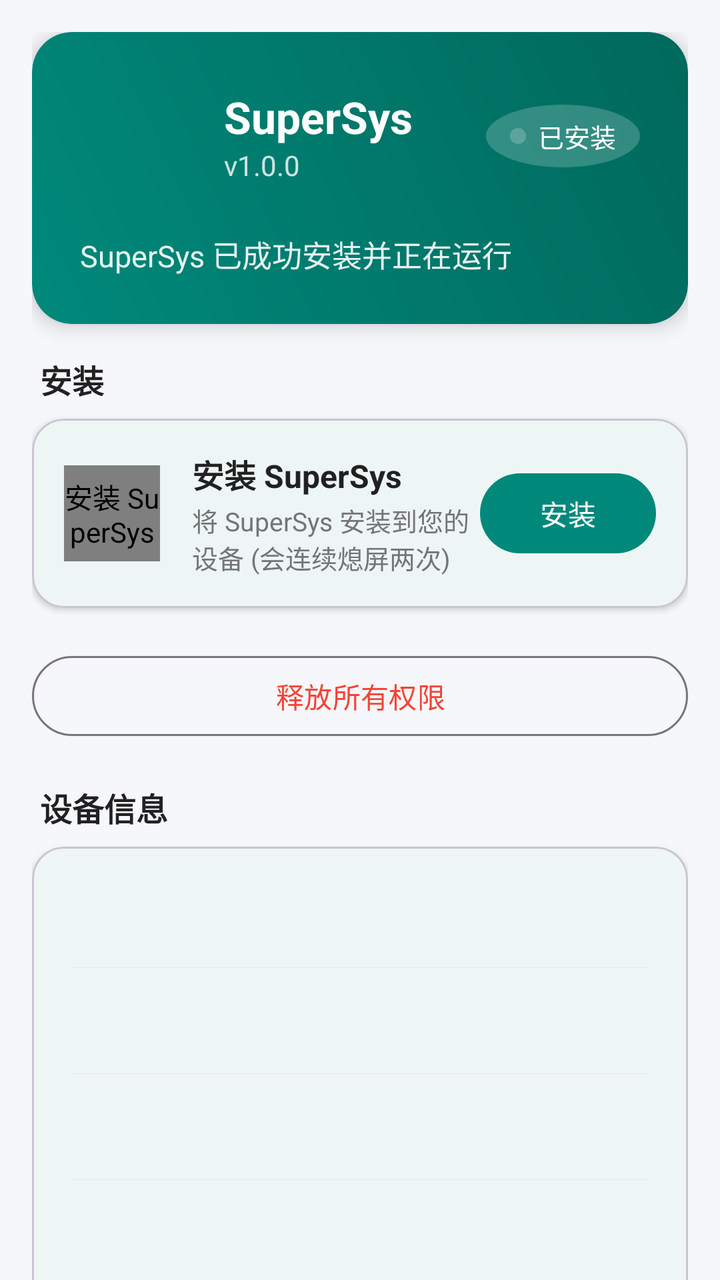
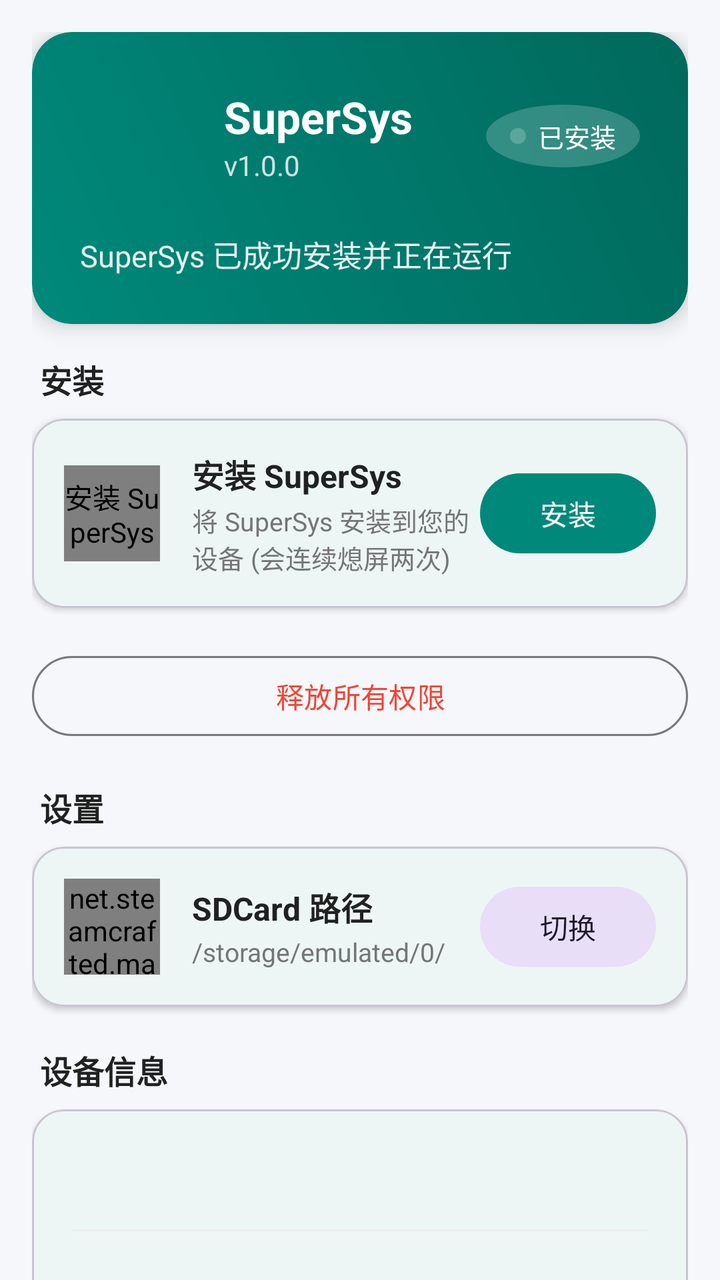

Screens rendered from an Android XML layout before and after an edit, with the pre-edit source and the edit as a unified diff.
<!-- AndroidManifest.xml: application theme Theme.SuperSys -->
<!-- res/layout/fragment_home.xml -->
<?xml version="1.0" encoding="utf-8"?>
<ScrollView xmlns:android="http://schemas.android.com/apk/res/android"
    xmlns:app="http://schemas.android.com/apk/res-auto"
    android:layout_width="match_parent"
    android:layout_height="match_parent"
    android:background="?android:attr/colorBackground"
    android:fillViewport="true"
    android:scrollbars="none">

    <LinearLayout
        android:layout_width="match_parent"
        android:layout_height="wrap_content"
        android:orientation="vertical"
        android:padding="16dp">

        
        <com.google.android.material.card.MaterialCardView
            android:id="@+id/card_status"
            android:layout_width="match_parent"
            android:layout_height="wrap_content"
            android:layout_marginBottom="16dp"
            app:cardCornerRadius="20dp"
            app:cardElevation="6dp"
            app:strokeWidth="0dp"
            app:cardPreventCornerOverlap="false">

            <LinearLayout
                android:layout_width="match_parent"
                android:layout_height="wrap_content"
                android:orientation="vertical"
                android:background="@drawable/bg_install_card"
                android:padding="24dp">

                <LinearLayout
                    android:layout_width="match_parent"
                    android:layout_height="wrap_content"
                    android:orientation="horizontal"
                    android:gravity="center_vertical">

                    <ImageView
                        android:layout_width="56dp"
                        android:layout_height="56dp"
                        android:src="@mipmap/ic_launcher"
                        android:contentDescription="@string/app_name" />

                    <LinearLayout
                        android:layout_width="0dp"
                        android:layout_height="wrap_content"
                        android:layout_weight="1"
                        android:layout_marginStart="16dp"
                        android:orientation="vertical">

                        <TextView
                            android:layout_width="wrap_content"
                            android:layout_height="wrap_content"
                            android:text="@string/app_name"
                            android:textColor="@color/white"
                            android:textSize="22sp"
                            android:textStyle="bold" />

                        <TextView
                            android:id="@+id/tv_status_version"
                            android:layout_width="wrap_content"
                            android:layout_height="wrap_content"
                            android:text="@string/home_version_value"
                            android:textColor="#CCFFFFFF"
                            android:textSize="14sp" />
                    </LinearLayout>

                    <LinearLayout
                        android:layout_width="wrap_content"
                        android:layout_height="wrap_content"
                        android:orientation="horizontal"
                        android:gravity="center_vertical"
                        android:background="@drawable/bg_status_badge"
                        android:paddingHorizontal="12dp"
                        android:paddingVertical="6dp">

                        <View
                            android:id="@+id/dot_status"
                            android:layout_width="8dp"
                            android:layout_height="8dp"
                            android:background="@drawable/bg_status_badge" />

                        <TextView
                            android:id="@+id/tv_status_badge"
                            android:layout_width="wrap_content"
                            android:layout_height="wrap_content"
                            android:layout_marginStart="6dp"
                            android:text="@string/home_status_installed"
                            android:textColor="@color/white"
                            android:textSize="13sp" />
                    </LinearLayout>
                </LinearLayout>

                <TextView
                    android:id="@+id/tv_status_message"
                    android:layout_width="match_parent"
                    android:layout_height="wrap_content"
                    android:layout_marginTop="20dp"
                    android:text="SuperSys 已成功安装并正在运行"
                    android:textColor="#E6FFFFFF"
                    android:textSize="15sp" />
            </LinearLayout>
        </com.google.android.material.card.MaterialCardView>

        
        <TextView
            android:layout_width="wrap_content"
            android:layout_height="wrap_content"
            android:layout_marginStart="4dp"
            android:layout_marginBottom="8dp"
            android:text="安装"
            android:textColor="@color/text_primary"
            android:textSize="16sp"
            android:textStyle="bold" />

        <com.google.android.material.card.MaterialCardView
            android:id="@+id/card_install"
            android:layout_width="match_parent"
            android:layout_height="wrap_content"
            android:layout_marginBottom="20dp"
            app:cardCornerRadius="16dp"
            app:cardElevation="2dp"
            app:cardPreventCornerOverlap="false"
            android:focusable="true"
            android:clickable="true">

            <LinearLayout
                android:layout_width="match_parent"
                android:layout_height="wrap_content"
                android:orientation="horizontal"
                android:gravity="center_vertical"
                android:padding="16dp">

                <net.steamcrafted.materialiconlib.MaterialIconView
                    android:layout_width="48dp"
                    android:layout_height="48dp"
                    app:materialIcon="download"
                    app:materialIconColor="@color/primary"
                    app:materialIconSize="32dp"
                    android:scaleType="center"
                    android:contentDescription="@string/home_install_title" />

                <LinearLayout
                    android:layout_width="0dp"
                    android:layout_height="wrap_content"
                    android:layout_weight="1"
                    android:layout_marginStart="16dp"
                    android:orientation="vertical">

                    <TextView
                        android:layout_width="wrap_content"
                        android:layout_height="wrap_content"
                        android:text="@string/home_install_title"
                        android:textColor="@color/text_primary"
                        android:textSize="16sp"
                        android:textStyle="bold" />

                    <TextView
                        android:layout_width="wrap_content"
                        android:layout_height="wrap_content"
                        android:layout_marginTop="2dp"
                        android:text="@string/home_install_subtitle"
                        android:textColor="@color/text_secondary"
                        android:textSize="13sp" />
                </LinearLayout>

                <com.google.android.material.button.MaterialButton
                    android:id="@+id/btn_install"
                    android:layout_width="wrap_content"
                    android:layout_height="wrap_content"
                    android:text="@string/home_install_btn" />
            </LinearLayout>
        </com.google.android.material.card.MaterialCardView>

        
        <com.google.android.material.button.MaterialButton
            android:id="@+id/btn_revoke_permissions"
            style="@style/Widget.Material3.Button.OutlinedButton"
            android:layout_width="match_parent"
            android:layout_height="wrap_content"
            android:layout_marginBottom="20dp"
            android:text="释放所有权限"
            android:textColor="@color/status_error" />

        
        <TextView
            android:layout_width="wrap_content"
            android:layout_height="wrap_content"
            android:layout_marginStart="4dp"
            android:layout_marginBottom="8dp"
            android:text="@string/home_info_title"
            android:textColor="@color/text_primary"
            android:textSize="16sp"
            android:textStyle="bold" />

        <com.google.android.material.card.MaterialCardView
            android:layout_width="match_parent"
            android:layout_height="wrap_content"
            app:cardCornerRadius="16dp"
            app:cardElevation="2dp"
            app:cardPreventCornerOverlap="false">

            <LinearLayout
                android:layout_width="match_parent"
                android:layout_height="wrap_content"
                android:orientation="vertical"
                android:padding="8dp">

                <include layout="@layout/item_info"
                    android:id="@+id/info_supersys" />

                <View
                    android:layout_width="match_parent"
                    android:layout_height="1dp"
                    android:layout_marginHorizontal="12dp"
                    android:background="@color/divider" />

                <include layout="@layout/item_info"
                    android:id="@+id/info_android" />

                <View
                    android:layout_width="match_parent"
                    android:layout_height="1dp"
                    android:layout_marginHorizontal="12dp"
                    android:background="@color/divider" />

                <include layout="@layout/item_info"
                    android:id="@+id/info_device" />

                <View
                    android:layout_width="match_parent"
                    android:layout_height="1dp"
                    android:layout_marginHorizontal="12dp"
                    android:background="@color/divider" />

                <include layout="@layout/item_info"
                    android:id="@+id/info_patch" />

                <View
                    android:layout_width="match_parent"
                    android:layout_height="1dp"
                    android:layout_marginHorizontal="12dp"
                    android:background="@color/divider" />

                <include layout="@layout/item_info"
                    android:id="@+id/info_startanywhere" />

            </LinearLayout>
        </com.google.android.material.card.MaterialCardView>

    </LinearLayout>
</ScrollView>
<!-- res/layout/item_info.xml (included above) -->
<?xml version="1.0" encoding="utf-8"?>
<LinearLayout xmlns:android="http://schemas.android.com/apk/res/android"
    xmlns:app="http://schemas.android.com/apk/res-auto"
    android:layout_width="match_parent"
    android:layout_height="wrap_content"
    android:orientation="horizontal"
    android:gravity="center_vertical"
    android:padding="12dp">

    <ImageView
        android:id="@+id/iv_info_icon"
        android:layout_width="28dp"
        android:layout_height="28dp"
        android:contentDescription="info"
        app:tint="@color/primary" />

    <TextView
        android:id="@+id/tv_info_label"
        android:layout_width="0dp"
        android:layout_height="wrap_content"
        android:layout_weight="1"
        android:layout_marginStart="16dp"
        android:textColor="@color/text_primary"
        android:textSize="15sp" />

    <TextView
        android:id="@+id/tv_info_value"
        android:layout_width="wrap_content"
        android:layout_height="wrap_content"
        android:textColor="@color/text_secondary"
        android:textSize="14sp" />

</LinearLayout>
<!-- resources referenced by this layout -->
<resources>
  <color name="divider">#EEEEEE</color>
  <color name="primary">#00897B</color>
  <color name="status_error">#F44336</color>
  <color name="text_primary">#212121</color>
  <color name="text_secondary">#757575</color>
  <color name="white">#FFFFFF</color>
  <!-- drawable bg_install_card (drawable) -->
  <?xml version="1.0" encoding="utf-8"?>
  <shape xmlns:android="http://schemas.android.com/apk/res/android"
      android:shape="rectangle">
      <gradient
          android:startColor="#00897B"
          android:endColor="#00695C"
          android:angle="45" />
      <corners android:radius="20dp" />
  </shape>
  <!-- drawable bg_status_badge (drawable) -->
  <?xml version="1.0" encoding="utf-8"?>
  <shape xmlns:android="http://schemas.android.com/apk/res/android"
      android:shape="oval">
      <solid android:color="#33FFFFFF" />
  </shape>
  <!-- mipmap ic_launcher (mipmap-anydpi-v26) -->
  <?xml version="1.0" encoding="utf-8"?>
  <adaptive-icon xmlns:android="http://schemas.android.com/apk/res/android">
      <background android:drawable="@drawable/ic_launcher_background" />
      <foreground android:drawable="@mipmap/ic_launcher_foreground" />
      <monochrome android:drawable="@drawable/ic_launcher_foreground" />
  </adaptive-icon>
  <string name="app_name">SuperSys</string>
  <string name="home_info_title">设备信息</string>
  <string name="home_install_btn">安装</string>
  <string name="home_install_subtitle">将 SuperSys 安装到您的设备 (会连续熄屏两次)</string>
  <string name="home_install_title">安装 SuperSys</string>
  <string name="home_status_installed">已安装</string>
  <string name="home_version_value">v1.0.0</string>
  <style name="Theme.SuperSys" parent="Theme.Material3.DayNight.NoActionBar">
          <item name="colorPrimary">@color/primary</item>
          <item name="colorPrimaryVariant">@color/primary_dark</item>
          <item name="colorOnPrimary">@color/white</item>
          <item name="colorSecondary">@color/accent</item>
          <item name="colorOnSecondary">@color/white</item>
          <item name="colorSurface">@color/bg_card</item>
          <item name="colorOnSurface">@color/text_primary</item>
          <item name="android:colorBackground">@color/bg_page</item>
          <item name="colorOnError">@color/status_error</item>
          <item name="android:statusBarColor" tools:targetApi="l">@color/primary_dark</item>
          <item name="android:windowLightStatusBar" tools:targetApi="m">false</item>
      </style>
  <!-- drawable ic_launcher_background (drawable) -->
  <?xml version="1.0" encoding="utf-8"?>
  <shape xmlns:android="http://schemas.android.com/apk/res/android"
      android:shape="rectangle">
      <solid android:color="@color/primary" />
  </shape>
  <!-- drawable ic_launcher_foreground (drawable) -->
  <vector xmlns:android="http://schemas.android.com/apk/res/android"
      android:width="108dp"
      android:height="108dp"
      android:viewportWidth="108"
      android:viewportHeight="108">
      
      <path
          android:fillColor="#FFFFFF"
          android:pathData="M42,30 L50,30 L50,78 L42,78 Z" />
      <path
          android:fillColor="#FFFFFF"
          android:pathData="M58,30 L66,30 L66,78 L58,78 Z" />
      
      <path
          android:fillColor="#FFFFFF"
          android:pathData="M30,44 L78,44 L78,52 L30,52 Z" />
      <path
          android:fillColor="#FFFFFF"
          android:pathData="M30,56 L78,56 L78,64 L30,64 Z" />
  </vector>
  <color name="primary_dark">#00695C</color>
  <color name="accent">#00BFA5</color>
  <color name="bg_card">#FFFFFF</color>
  <color name="bg_page">#F5F7FA</color>
</resources>

<!-- the commit's change to res/layout/fragment_home.xml (unified diff, before → after) -->
@@ -183,6 +183,77 @@
             android:layout_marginBottom="20dp"
             android:text="释放所有权限"
             android:textColor="@color/status_error" />
+
+        
+        <TextView
+            android:layout_width="wrap_content"
+            android:layout_height="wrap_content"
+            android:layout_marginStart="4dp"
+            android:layout_marginBottom="8dp"
+            android:text="设置"
+            android:textColor="@color/text_primary"
+            android:textSize="16sp"
+            android:textStyle="bold" />
+
+        <com.google.android.material.card.MaterialCardView
+            android:id="@+id/card_sdcard_setting"
+            android:layout_width="match_parent"
+            android:layout_height="wrap_content"
+            android:layout_marginBottom="20dp"
+            app:cardCornerRadius="16dp"
+            app:cardElevation="2dp"
+            app:cardPreventCornerOverlap="false"
+            android:focusable="true"
+            android:clickable="true">
+
+            <LinearLayout
+                android:layout_width="match_parent"
+                android:layout_height="wrap_content"
+                android:orientation="horizontal"
+                android:gravity="center_vertical"
+                android:padding="16dp">
+
+                <net.steamcrafted.materialiconlib.MaterialIconView
+                    android:layout_width="48dp"
+                    android:layout_height="48dp"
+                    app:materialIcon="sd"
+                    app:materialIconColor="@color/primary"
+                    app:materialIconSize="32dp"
+                    android:scaleType="center" />
+
+                <LinearLayout
+                    android:layout_width="0dp"
+                    android:layout_height="wrap_content"
+                    android:layout_weight="1"
+                    android:layout_marginStart="16dp"
+                    android:orientation="vertical">
+
+                    <TextView
+                        android:layout_width="wrap_content"
+                        android:layout_height="wrap_content"
+                        android:text="SDCard 路径"
+                        android:textColor="@color/text_primary"
+                        android:textSize="16sp"
+                        android:textStyle="bold" />
+
+                    <TextView
+                        android:id="@+id/tv_sdcard_path"
+                        android:layout_width="wrap_content"
+                        android:layout_height="wrap_content"
+                        android:layout_marginTop="2dp"
+                        android:text="/storage/emulated/0/"
+                        android:textColor="@color/text_secondary"
+                        android:textSize="13sp" />
+                </LinearLayout>
+
+                <com.google.android.material.button.MaterialButton
+                    android:id="@+id/btn_sdcard_switch"
+                    style="@style/Widget.Material3.Button.TonalButton"
+                    android:layout_width="wrap_content"
+                    android:layout_height="wrap_content"
+                    android:text="切换" />
+            </LinearLayout>
+        </com.google.android.material.card.MaterialCardView>
 
         
         <TextView
